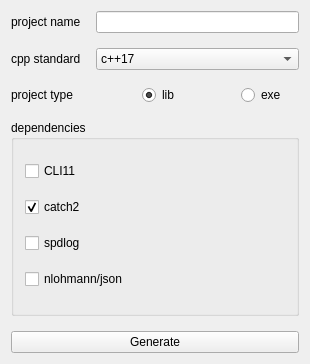
This is src/app/mainwindow.ui in snezsky/gena as Qt 5 draws it before an edit. The edited form follows.
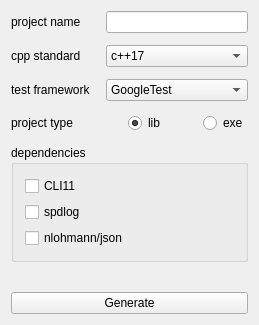
This is the edited form.

Commit message: add choice of test framework

```diff
--- a/src/app/mainwindow.ui
+++ b/src/app/mainwindow.ui
@@ -6,8 +6,8 @@
    <rect>
     <x>0</x>
     <y>0</y>
-    <width>310</width>
-    <height>364</height>
+    <width>259</width>
+    <height>325</height>
    </rect>
   </property>
   <property name="windowTitle">
@@ -15,95 +15,16 @@
   </property>
   <widget class="QWidget" name="centralWidget">
    <layout class="QGridLayout" name="gridLayout">
-    <property name="spacing">
+    <property name="horizontalSpacing">
      <number>15</number>
     </property>
-    <item row="5" column="0" colspan="4">
-     <widget class="QPushButton" name="pushButton_generate">
-      <property name="text">
-       <string>Generate</string>
-      </property>
-      <property name="shortcut">
-       <string>Return</string>
-      </property>
-     </widget>
-    </item>
-    <item row="2" column="1" colspan="3">
-     <widget class="QComboBox" name="comboBox_cpp_standard">
-      <property name="currentText">
-       <string>c++20</string>
-      </property>
-      <item>
-       <property name="text">
-        <string>c++17</string>
-       </property>
-      </item>
-      <item>
-       <property name="text">
-        <string>c++20</string>
-       </property>
-      </item>
-      <item>
-       <property name="text">
-        <string>c++23</string>
-       </property>
-      </item>
-     </widget>
-    </item>
-    <item row="3" column="3">
-     <widget class="QRadioButton" name="radioButton_exe">
-      <property name="text">
-       <string>exe</string>
-      </property>
-     </widget>
-    </item>
-    <item row="0" column="0">
-     <widget class="QLabel" name="label_name">
-      <property name="text">
-       <string>project name</string>
-      </property>
-      <property name="alignment">
-       <set>Qt::AlignmentFlag::AlignLeading|Qt::AlignmentFlag::AlignLeft|Qt::AlignmentFlag::AlignVCenter</set>
-      </property>
-     </widget>
-    </item>
+    <property name="verticalSpacing">
+     <number>12</number>
+    </property>
     <item row="0" column="1" colspan="3">
      <widget class="QLineEdit" name="lineEdit_name"/>
     </item>
-    <item row="3" column="1" colspan="2" alignment="Qt::AlignmentFlag::AlignHCenter">
-     <widget class="QRadioButton" name="radioButton_lib">
-      <property name="text">
-       <string>lib</string>
-      </property>
-      <property name="checked">
-       <bool>true</bool>
-      </property>
-      <property name="autoRepeat">
-       <bool>true</bool>
-      </property>
-     </widget>
-    </item>
-    <item row="3" column="0">
-     <widget class="QLabel" name="label_type">
-      <property name="text">
-       <string>project type</string>
-      </property>
-      <property name="alignment">
-       <set>Qt::AlignmentFlag::AlignLeading|Qt::AlignmentFlag::AlignLeft|Qt::AlignmentFlag::AlignVCenter</set>
-      </property>
-     </widget>
-    </item>
-    <item row="2" column="0">
-     <widget class="QLabel" name="label_cpp_standard">
-      <property name="text">
-       <string>cpp standard</string>
-      </property>
-      <property name="alignment">
-       <set>Qt::AlignmentFlag::AlignLeading|Qt::AlignmentFlag::AlignLeft|Qt::AlignmentFlag::AlignVCenter</set>
-      </property>
-     </widget>
-    </item>
-    <item row="4" column="0" colspan="4">
+    <item row="5" column="0" colspan="4">
      <widget class="QGroupBox" name="groupBox_dependencies">
       <property name="title">
        <string>dependencies</string>
@@ -114,18 +35,8 @@
          <property name="text">
           <string>CLI11</string>
          </property>
-        </widget>
-       </item>
-       <item>
-        <widget class="QCheckBox" name="checkBox_catch2">
-         <property name="text">
-          <string>catch2</string>
-         </property>
-         <property name="checkable">
-          <bool>true</bool>
-         </property>
          <property name="checked">
-          <bool>true</bool>
+          <bool>false</bool>
          </property>
         </widget>
        </item>
@@ -149,6 +60,130 @@
       </layout>
      </widget>
     </item>
+    <item row="4" column="0">
+     <widget class="QLabel" name="label_type">
+      <property name="text">
+       <string>project type</string>
+      </property>
+      <property name="alignment">
+       <set>Qt::AlignmentFlag::AlignLeading|Qt::AlignmentFlag::AlignLeft|Qt::AlignmentFlag::AlignVCenter</set>
+      </property>
+     </widget>
+    </item>
+    <item row="2" column="1" colspan="3">
+     <widget class="QComboBox" name="comboBox_cpp_standard">
+      <property name="currentText">
+       <string>c++23</string>
+      </property>
+      <item>
+       <property name="text">
+        <string>c++17</string>
+       </property>
+      </item>
+      <item>
+       <property name="text">
+        <string>c++20</string>
+       </property>
+      </item>
+      <item>
+       <property name="text">
+        <string>c++23</string>
+       </property>
+      </item>
+     </widget>
+    </item>
+    <item row="3" column="0">
+     <widget class="QLabel" name="label_test_framework">
+      <property name="text">
+       <string>test framework</string>
+      </property>
+     </widget>
+    </item>
+    <item row="0" column="0">
+     <widget class="QLabel" name="label_name">
+      <property name="text">
+       <string>project name</string>
+      </property>
+      <property name="alignment">
+       <set>Qt::AlignmentFlag::AlignLeading|Qt::AlignmentFlag::AlignLeft|Qt::AlignmentFlag::AlignVCenter</set>
+      </property>
+     </widget>
+    </item>
+    <item row="2" column="0">
+     <widget class="QLabel" name="label_cpp_standard">
+      <property name="text">
+       <string>cpp standard</string>
+      </property>
+      <property name="alignment">
+       <set>Qt::AlignmentFlag::AlignLeading|Qt::AlignmentFlag::AlignLeft|Qt::AlignmentFlag::AlignVCenter</set>
+      </property>
+     </widget>
+    </item>
+    <item row="4" column="3">
+     <widget class="QRadioButton" name="radioButton_exe">
+      <property name="text">
+       <string>exe</string>
+      </property>
+     </widget>
+    </item>
+    <item row="4" column="1" colspan="2" alignment="Qt::AlignmentFlag::AlignHCenter">
+     <widget class="QRadioButton" name="radioButton_lib">
+      <property name="text">
+       <string>lib</string>
+      </property>
+      <property name="checked">
+       <bool>true</bool>
+      </property>
+      <property name="autoRepeat">
+       <bool>true</bool>
+      </property>
+     </widget>
+    </item>
+    <item row="3" column="1" colspan="3">
+     <widget class="QComboBox" name="comboBox_test_framework">
+      <property name="currentText">
+       <string>GoogleTest</string>
+      </property>
+      <item>
+       <property name="text">
+        <string>GoogleTest</string>
+       </property>
+      </item>
+      <item>
+       <property name="text">
+        <string>Catch2</string>
+       </property>
+      </item>
+      <item>
+       <property name="text">
+        <string>QtTest</string>
+       </property>
+      </item>
+     </widget>
+    </item>
+    <item row="7" column="0" colspan="4">
+     <widget class="QPushButton" name="pushButton_generate">
+      <property name="text">
+       <string>Generate</string>
+      </property>
+      <property name="shortcut">
+       <string>Return</string>
+      </property>
+     </widget>
+    </item>
+    <item row="6" column="0" colspan="4">
+     <spacer name="verticalSpacer">
+      <property name="orientation">
+       <enum>Qt::Orientation::Vertical</enum>
+      </property>
+      <property name="sizeHint" stdset="0">
+       <size>
+        <width>20</width>
+        <height>40</height>
+       </size>
+      </property>
+     </spacer>
+    </item>
    </layout>
   </widget>
  </widget>
```
Left out of the diff: 2 changed lines with no effect on the pictures. The commit also changes 1 other file.
